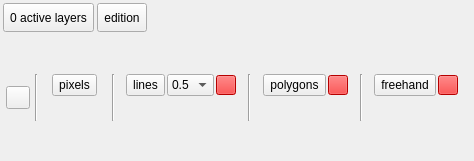
Old version of the form ui/view_widget_multi.ui in the repository SMByC/ThRasE.
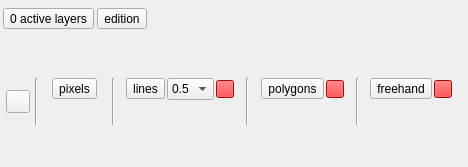
New version of the form. Icons and pictures are not drawn. Custom widgets are drawn as their Qt base class.

Commit message: Several UI adjustments and fixes

```diff
--- a/ui/view_widget_multi.ui
+++ b/ui/view_widget_multi.ui
@@ -6,8 +6,8 @@
    <rect>
     <x>0</x>
     <y>0</y>
-    <width>474</width>
-    <height>161</height>
+    <width>468</width>
+    <height>167</height>
    </rect>
   </property>
   <layout class="QVBoxLayout" name="verticalLayout">
@@ -49,12 +49,6 @@
         <property name="enabled">
          <bool>true</bool>
         </property>
-        <property name="maximumSize">
-         <size>
-          <width>16777215</width>
-          <height>30</height>
-         </size>
-        </property>
         <property name="font">
          <font>
           <pointsize>9</pointsize>
@@ -86,12 +80,6 @@
       </item>
       <item>
        <widget class="QToolButton" name="QPBtn_EditionTools">
-        <property name="maximumSize">
-         <size>
-          <width>16777215</width>
-          <height>30</height>
-         </size>
-        </property>
         <property name="font">
          <font>
           <pointsize>9</pointsize>
@@ -279,12 +267,6 @@
             </item>
             <item>
              <widget class="QToolButton" name="PixelsPicker">
-              <property name="maximumSize">
-               <size>
-                <width>16777215</width>
-                <height>30</height>
-               </size>
-              </property>
               <property name="font">
                <font>
                 <pointsize>9</pointsize>
@@ -329,12 +311,6 @@
          </item>
          <item>
           <widget class="QWidget" name="Tools_mousePixel" native="true">
-           <property name="maximumSize">
-            <size>
-             <width>16777215</width>
-             <height>30</height>
-            </size>
-           </property>
            <layout class="QHBoxLayout" name="horizontalLayout_5">
             <property name="spacing">
              <number>3</number>
@@ -487,12 +463,6 @@
             </item>
             <item>
              <widget class="QToolButton" name="LinesPicker">
-              <property name="maximumSize">
-               <size>
-                <width>16777215</width>
-                <height>30</height>
-               </size>
-              </property>
               <property name="font">
                <font>
                 <pointsize>9</pointsize>
@@ -521,12 +491,6 @@
             </item>
             <item>
              <widget class="QComboBox" name="LineBuffer">
-              <property name="maximumSize">
-               <size>
-                <width>16777215</width>
-                <height>30</height>
-               </size>
-              </property>
               <property name="font">
                <font>
                 <pointsize>9</pointsize>
@@ -597,8 +561,8 @@
              <widget class="QToolButton" name="LinesColor">
               <property name="maximumSize">
                <size>
-                <width>20</width>
-                <height>20</height>
+                <width>18</width>
+                <height>18</height>
                </size>
               </property>
               <property name="cursor">
@@ -637,12 +601,6 @@
          </item>
          <item>
           <widget class="QWidget" name="Tools_pickerLines" native="true">
-           <property name="maximumSize">
-            <size>
-             <width>16777215</width>
-             <height>30</height>
-            </size>
-           </property>
            <layout class="QHBoxLayout" name="horizontalLayout_6">
             <property name="spacing">
              <number>3</number>
@@ -818,12 +776,6 @@
             </item>
             <item>
              <widget class="QToolButton" name="PolygonsPicker">
-              <property name="maximumSize">
-               <size>
-                <width>16777215</width>
-                <height>30</height>
-               </size>
-              </property>
               <property name="font">
                <font>
                 <pointsize>9</pointsize>
@@ -854,8 +806,8 @@
              <widget class="QToolButton" name="PolygonsColor">
               <property name="maximumSize">
                <size>
-                <width>20</width>
-                <height>20</height>
+                <width>18</width>
+                <height>18</height>
                </size>
               </property>
               <property name="cursor">
@@ -894,12 +846,6 @@
          </item>
          <item>
           <widget class="QWidget" name="Tools_pickerPolygons" native="true">
-           <property name="maximumSize">
-            <size>
-             <width>16777215</width>
-             <height>30</height>
-            </size>
-           </property>
            <layout class="QHBoxLayout" name="horizontalLayout_4">
             <property name="spacing">
              <number>3</number>
@@ -1075,12 +1021,6 @@
             </item>
             <item>
              <widget class="QToolButton" name="FreehandPicker">
-              <property name="maximumSize">
-               <size>
-                <width>16777215</width>
-                <height>30</height>
-               </size>
-              </property>
               <property name="font">
                <font>
                 <pointsize>9</pointsize>
@@ -1111,8 +1051,8 @@
              <widget class="QToolButton" name="FreehandColor">
               <property name="maximumSize">
                <size>
-                <width>20</width>
-                <height>20</height>
+                <width>18</width>
+                <height>18</height>
                </size>
               </property>
               <property name="cursor">
@@ -1151,12 +1091,6 @@
          </item>
          <item>
           <widget class="QWidget" name="Tools_pickerFreehand" native="true">
-           <property name="maximumSize">
-            <size>
-             <width>16777215</width>
-             <height>30</height>
-            </size>
-           </property>
            <layout class="QHBoxLayout" name="horizontalLayout_10">
             <property name="spacing">
              <number>3</number>
```
The commit also changes 5 other files.
